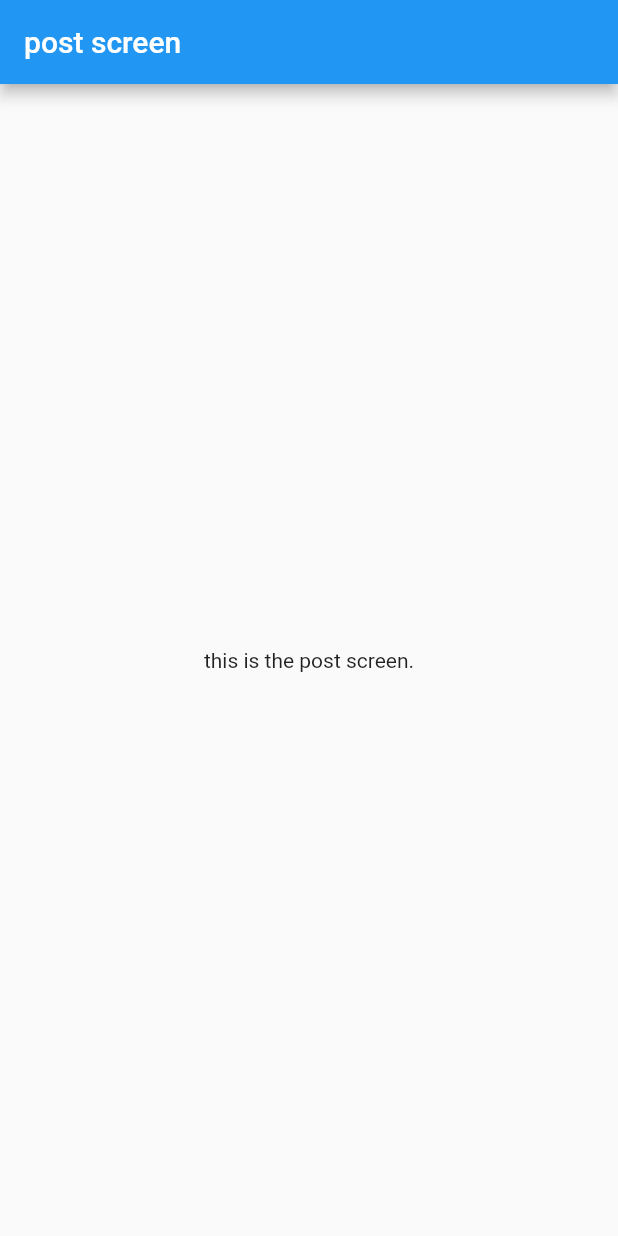
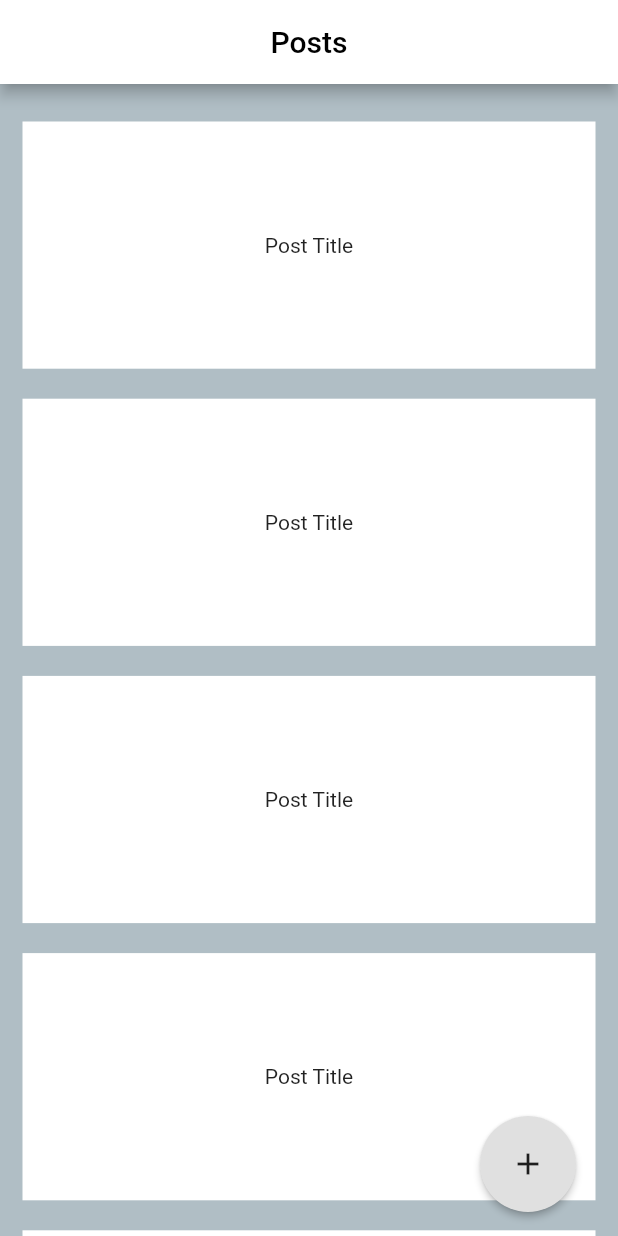
Before and after one commit to Airamentis/CRUDSocialMediaApp, a Flutter app: the screen it shows after launch, on a phone screen of 412 x 824 dp. Run offline on Flutter 3.47's test engine with Material 2 defaults, Android fonts, the phone set to English and light mode, and no system bars.

Commit message:
created post widgets/ added title with proper color and background color/ added a floating action button

```diff
--- a/lib/main.dart
+++ b/lib/main.dart
@@ -1,4 +1,4 @@
-import 'package:TestSocialMediaApp/presentation/screens/post_screen.dart';
+import 'package:TestSocialMediaApp/presentation/screens/post_screen/post_screen_main.dart';
 import 'package:flutter/material.dart';
 
 void main() => runApp(MyApp());
--- a/lib/presentation/screens/post_screen.dart
+++ /dev/null
@@ -1,20 +0,0 @@
-import 'package:flutter/material.dart';
-
-class PostScreen extends StatelessWidget {
-  static const routeName = '/post_screen';
-  static const title = 'post screen';
-
-  @override
-  Widget build(BuildContext context) {
-    return Scaffold(
-      appBar: AppBar(
-        title: Text(title),
-      ),
-      body: Center(
-        child: Text(
-          'this is the post screen.',
-        ),
-      ),
-    );
-  }
-}
--- /dev/null
+++ b/lib/presentation/screens/post_screen/post_screen_main.dart
@@ -0,0 +1,32 @@
+import 'package:TestSocialMediaApp/presentation/screens/post_screen/posts.dart';
+import 'package:flutter/material.dart';
+
+class PostScreen extends StatelessWidget {
+  static const routeName = '/post_screen';
+  static const title = 'Posts';
+
+  @override
+  Widget build(BuildContext context) {
+    return Scaffold(
+      backgroundColor: Colors.blueGrey[200],
+      appBar: AppBar(
+        backgroundColor: Colors.white,
+        title: Center(
+          child: Text(
+            title,
+            style: TextStyle(
+              color: Colors.black,
+            ),
+          ),
+        ),
+      ),
+      body: buildPosts(),
+      floatingActionButton: RaisedButton(
+        padding: const EdgeInsets.all(20),
+        onPressed: () {},
+        child: Icon(Icons.add),
+        shape: CircleBorder(),
+      ),
+    );
+  }
+}
--- /dev/null
+++ b/lib/presentation/screens/post_screen/posts.dart
@@ -0,0 +1,13 @@
+import 'package:flutter/material.dart';
+import 'package:TestSocialMediaApp/presentation/widgets/post_display_widget.dart';
+
+Widget buildPosts() {
+  return ListView.builder(
+    padding: const EdgeInsets.symmetric(vertical: 15.0),
+    addAutomaticKeepAlives: true,
+    itemBuilder: (context, index) {
+      return PostDisplayCard();
+    },
+    itemCount: 5,
+  );
+}
--- /dev/null
+++ b/lib/presentation/widgets/post_display_widget.dart
@@ -0,0 +1,20 @@
+import 'package:flutter/material.dart';
+
+class PostDisplayCard extends StatelessWidget {
+  const PostDisplayCard({Key key}) : super(key: key);
+
+  @override
+  Widget build(BuildContext context) {
+    return Padding(
+      padding: const EdgeInsets.symmetric(horizontal: 15, vertical: 10),
+      child: Container(
+        color: Colors.white,
+        width: MediaQuery.of(context).size.width * .75,
+        height: MediaQuery.of(context).size.height * .20,
+        child: Center(
+          child: Text('Post Title'),
+        ),
+      ),
+    );
+  }
+}
```
Also changed, not shown: pubspec.lock.
